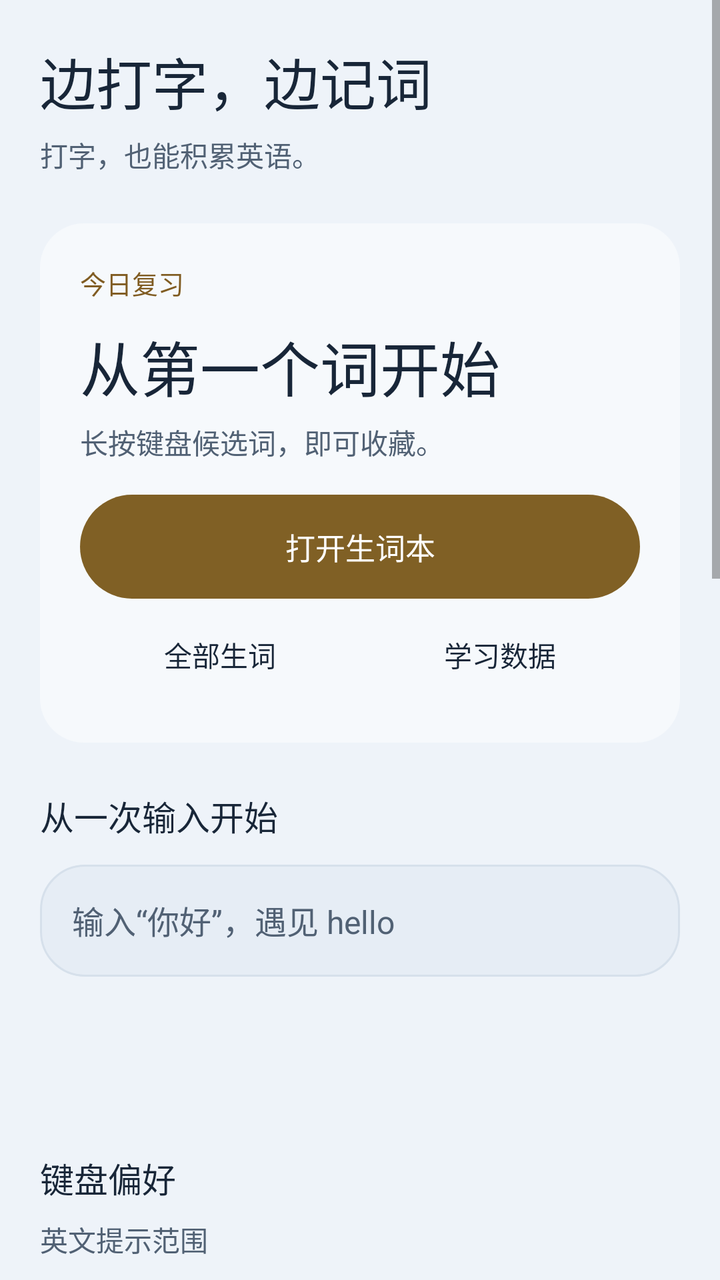
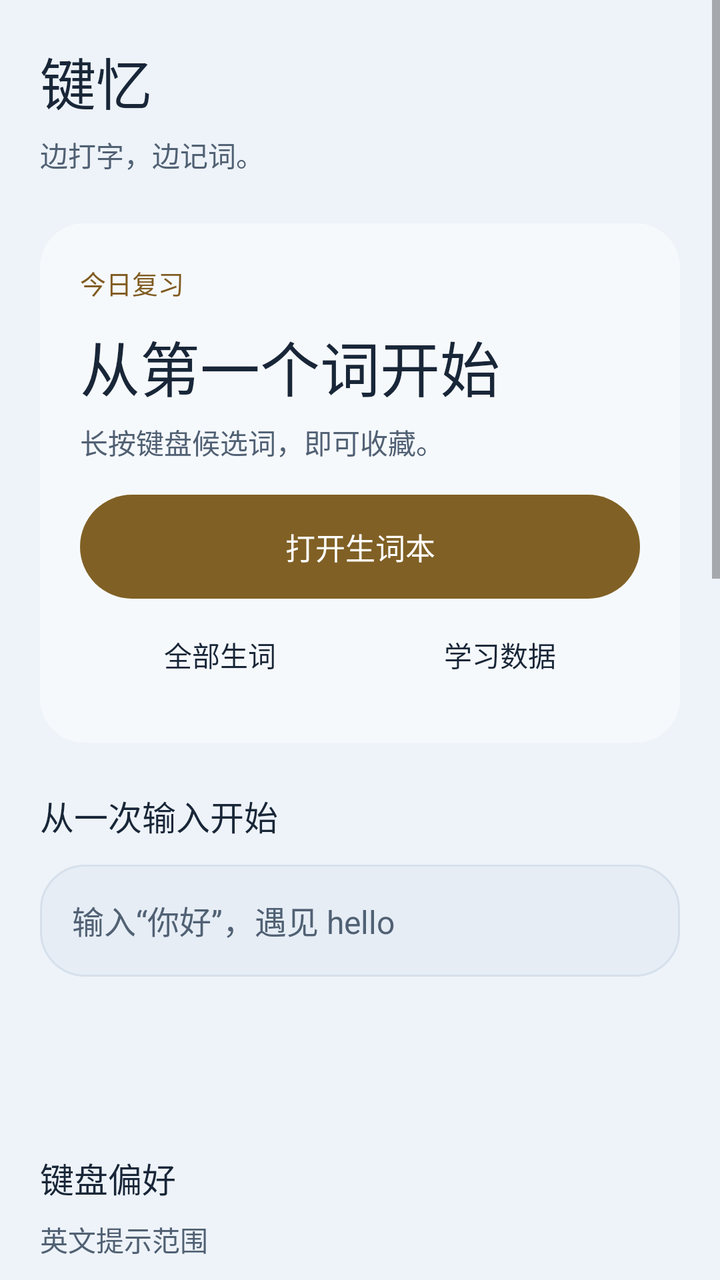

Before-and-after screenshots of an Android layout around one commit, followed by the original layout XML and the change that was made.
<!-- AndroidManifest.xml: activity theme ImeTheme -->
<!-- res/layout/activity_main.xml -->
<ScrollView xmlns:android="http://schemas.android.com/apk/res/android" android:layout_width="match_parent" android:layout_height="match_parent" android:fillViewport="true" android:background="@android:color/transparent" android:clipToPadding="false">
  <LinearLayout android:layout_width="match_parent" android:layout_height="wrap_content" android:orientation="vertical" android:focusable="true" android:focusableInTouchMode="true" android:paddingStart="@dimen/page_gutter" android:paddingEnd="@dimen/page_gutter" android:paddingTop="20dp" android:paddingBottom="32dp">
    <TextView style="@style/PageTitle" android:text="边打字，边记词" android:accessibilityHeading="true" />
    <TextView style="@style/BodyText" android:layout_marginTop="6dp" android:text="打字，也能积累英语。" />
    <LinearLayout android:layout_width="match_parent" android:layout_height="wrap_content" android:layout_marginTop="24dp" android:orientation="vertical" android:background="@drawable/card_bg" android:padding="20dp" android:tag="glass_card">
      <TextView style="@style/SectionTitle" android:text="今日复习" android:textColor="?attr/vimeAccInk" android:textSize="13sp" />
      <TextView android:id="@+id/tvLearningCount" style="@style/PageTitle" android:layout_marginTop="10dp" android:text="从第一个词开始" android:textSize="30sp" android:textStyle="normal" android:fontFamily="sans-serif-medium" />
      <TextView android:id="@+id/tvLearningHint" style="@style/BodyText" android:layout_marginTop="6dp" android:text="长按键盘候选词，即可收藏。" />
      <TextView android:id="@+id/btnStudy" style="@style/Action" android:layout_marginTop="16dp" android:text="打开生词本" />
      <LinearLayout android:layout_width="match_parent" android:layout_height="wrap_content" android:orientation="horizontal" android:layout_marginTop="4dp" android:baselineAligned="false">
        <TextView android:id="@+id/btnWordbook" style="@style/QuietAction" android:layout_width="0dp" android:layout_weight="1" android:text="全部生词" />
        <TextView android:id="@+id/btnAnalytics" style="@style/QuietAction" android:layout_width="0dp" android:layout_weight="1" android:text="学习数据" />
      </LinearLayout>
    </LinearLayout>
    <TextView style="@style/SectionTitle" android:layout_marginTop="24dp" android:text="从一次输入开始" />
    <EditText android:id="@+id/typingPreview" android:layout_width="match_parent" android:layout_height="wrap_content" android:layout_marginTop="12dp" android:minHeight="56dp" android:hint="输入“你好”，遇见 hello" android:contentDescription="试用输入法，输入中文查看英文提示" android:inputType="textCapSentences|textMultiLine" android:maxLines="3" android:gravity="top|start" android:textSize="16sp" android:textColor="?attr/vimeInk" android:textColorHint="?attr/vimeInk2" android:background="@drawable/pill_bg" android:padding="16dp" android:importantForAutofill="no" />
    <HorizontalScrollView android:layout_width="match_parent" android:layout_height="wrap_content" android:layout_marginTop="8dp" android:scrollbars="none">
      <LinearLayout android:layout_width="wrap_content" android:layout_height="wrap_content" android:orientation="horizontal" android:gravity="center_vertical">
        <include android:id="@+id/demo1" layout="@layout/candidate_item" android:layout_width="wrap_content" android:layout_height="wrap_content" />
        <include android:id="@+id/demo2" layout="@layout/candidate_item" android:layout_width="wrap_content" android:layout_height="wrap_content" />
        <include android:id="@+id/demo3" layout="@layout/candidate_item" android:layout_width="wrap_content" android:layout_height="wrap_content" />
      </LinearLayout>
    </HorizontalScrollView>
    <TextView style="@style/SectionTitle" android:layout_marginTop="24dp" android:text="键盘偏好" />
    <TextView style="@style/BodyText" android:layout_marginTop="8dp" android:text="英文提示范围" />
    <LinearLayout android:layout_width="match_parent" android:layout_height="wrap_content" android:layout_marginTop="10dp" android:orientation="horizontal" android:baselineAligned="false">
      <TextView android:id="@+id/lvCet4" style="@style/LevelChip" android:text="CET4" />
      <TextView android:id="@+id/lvCet6" style="@style/LevelChip" android:layout_marginStart="8dp" android:text="CET6" />
      <TextView android:id="@+id/lvToefl" style="@style/LevelChip" android:layout_marginStart="8dp" android:text="TOEFL" />
      <TextView android:id="@+id/lvAll" style="@style/LevelChip" android:layout_marginStart="8dp" android:text="全部" />
    </LinearLayout>
    <TextView style="@style/BodyText" android:layout_marginTop="8dp" android:textSize="12sp" android:text="CET4 档含基础词，分级仅供学习参考。" />
    <LinearLayout android:layout_width="match_parent" android:layout_height="wrap_content" android:layout_marginTop="12dp" android:orientation="vertical" android:background="@drawable/card_bg" android:padding="4dp" android:tag="glass_card">
      <TextView android:id="@+id/btnTheme" style="@style/SettingRow" android:text="皮肤配色" android:drawableStart="@drawable/ic_theme" android:drawablePadding="12dp" />
      <TextView android:id="@+id/btnHaptics" style="@style/SettingRow" android:text="按键触感" android:drawableStart="@drawable/ic_sliders" android:drawablePadding="12dp" />
      <TextView android:id="@+id/btnVoiceConfig" style="@style/SettingRow" android:text="语音输入    长按空格说话  ›" android:drawableStart="@drawable/ic_voice" android:drawablePadding="12dp" />
      <TextView android:id="@+id/btnInputSettings" style="@style/SettingRow" android:text="输入设置    尺寸、短语与配色  ›" android:drawableStart="@drawable/ic_keyboard" android:drawablePadding="12dp" />
      <TextView android:id="@+id/btnInputData" style="@style/SettingRow" android:text="输入数据    管理本机记录  ›" android:drawableStart="@drawable/ic_wordbook" android:drawablePadding="12dp" />
    </LinearLayout>
    <TextView style="@style/SectionTitle" android:layout_marginTop="24dp" android:text="离线词典" />
    <TextView android:id="@+id/btnDictionary" style="@style/SettingRow" android:layout_marginTop="8dp" android:text="词包与查词    管理本机词库  ›" />
    <TextView android:id="@+id/tvStat" style="@style/BodyText" android:layout_marginTop="4dp" android:text="正在载入本机词典…" android:textSize="12sp" />
    <LinearLayout android:layout_width="match_parent" android:layout_height="wrap_content" android:layout_marginTop="24dp" android:orientation="vertical" android:background="@drawable/card_bg" android:padding="20dp" android:tag="glass_card">
      <TextView style="@style/SectionTitle" android:text="键盘连接" />
      <TextView android:id="@+id/tvStep1" style="@style/BodyText" android:layout_marginTop="10dp" android:text="尚未在系统中启用" />
      <TextView android:id="@+id/tvStep2" style="@style/BodyText" android:layout_marginTop="4dp" android:text="请在系统键盘菜单中选择" />
      <TextView android:id="@+id/btnEnable" style="@style/QuietAction" android:layout_marginTop="6dp" android:text="前往系统设置" />
    </LinearLayout>
    <TextView style="@style/BodyText" android:layout_marginTop="20dp" android:text="拼音离线使用 · 只收藏你主动选择的词" android:textSize="12sp" />
  </LinearLayout>
</ScrollView>
<!-- res/layout/candidate_item.xml (included above) -->
<?xml version="1.0" encoding="utf-8"?>

<LinearLayout xmlns:android="http://schemas.android.com/apk/res/android"
    android:layout_width="wrap_content"
    android:layout_height="wrap_content"
    android:minHeight="56dp"
    android:orientation="vertical"
    android:gravity="center"
    android:minWidth="56dp"
    android:paddingStart="12dp"
    android:paddingEnd="12dp"
    android:paddingTop="5dp"
    android:paddingBottom="5dp">

    <TextView
        android:id="@+id/enTag"
        android:layout_width="wrap_content"
        android:layout_height="wrap_content"
        android:textSize="@dimen/cand_tag_size"
        android:maxLines="1"
        android:ellipsize="end"
        android:maxWidth="88dp"
        android:includeFontPadding="false"
        android:letterSpacing="0"
        android:textColor="?attr/vimeInk2" />

    <TextView
        android:id="@+id/zhWord"
        android:layout_width="wrap_content"
        android:layout_height="wrap_content"
        android:layout_marginTop="3dp"
        android:gravity="center_vertical"
        android:textSize="@dimen/cand_zh_size"
        android:maxLines="1"
        android:includeFontPadding="false"
        android:textColor="?attr/vimeInk" />
</LinearLayout>
<!-- resources referenced by this layout -->
<resources>
  <dimen name="cand_tag_size">12sp</dimen>
  <dimen name="cand_zh_size">17sp</dimen>
  <dimen name="page_gutter">20dp</dimen>
  <!-- drawable card_bg (drawable) -->
  <shape xmlns:android="http://schemas.android.com/apk/res/android" android:shape="rectangle">
      <solid android:color="?attr/vimeSurface" /><corners android:radius="22dp" />
  </shape>
  <!-- drawable pill_bg (drawable) -->
  <ripple xmlns:android="http://schemas.android.com/apk/res/android" android:color="?attr/vimeKeyPress">
      <item><shape android:shape="rectangle"><solid android:color="?attr/vimeSurfaceAlt" /><corners android:radius="22dp" /><stroke android:width="1dp" android:color="?attr/vimeLine" /></shape></item>
  </ripple>
  <style name="BodyText"><item name="android:layout_width">match_parent</item><item name="android:layout_height">wrap_content</item><item name="android:textColor">?attr/vimeInk2</item><item name="android:textSize">14sp</item><item name="android:lineSpacingExtra">4dp</item></style>
  <style name="PageTitle"><item name="android:layout_width">match_parent</item><item name="android:layout_height">wrap_content</item><item name="android:textColor">?attr/vimeInk</item><item name="android:textSize">28sp</item><item name="android:fontFamily">sans-serif-medium</item><item name="android:lineSpacingExtra">3dp</item></style>
  <style name="QuietAction" parent="Action"><item name="android:minHeight">48dp</item><item name="android:background">@drawable/candidate_bg</item><item name="android:textColor">?attr/vimeInk</item><item name="android:textSize">14sp</item><item name="android:textStyle">normal</item></style>
  <style name="SectionTitle"><item name="android:layout_width">match_parent</item><item name="android:layout_height">wrap_content</item><item name="android:textColor">?attr/vimeInk</item><item name="android:textSize">17sp</item><item name="android:fontFamily">sans-serif-medium</item></style>
  <style name="SettingRow" parent="QuietAction"><item name="android:minHeight">56dp</item><item name="android:gravity">start|center_vertical</item><item name="android:textSize">14sp</item></style>
  <!-- drawable pill_primary_bg (drawable) -->
  <ripple xmlns:android="http://schemas.android.com/apk/res/android" android:color="?attr/vimeKeyPress">
      <item><shape android:shape="rectangle"><solid android:color="?attr/vimeAcc" /><corners android:radius="100dp" /></shape></item>
  </ripple>
  <!-- drawable candidate_bg (drawable) -->
  <ripple xmlns:android="http://schemas.android.com/apk/res/android" android:color="?attr/vimeKeyPress">
      <item><shape android:shape="rectangle"><solid android:color="@android:color/transparent" /><corners android:radius="10dp" /></shape></item>
  </ripple>
  <color name="panel_bg">#EEF3F9</color>
  <color name="acc_ink">#805C22</color>
  <color name="ic_launcher_bg">#806025</color>
  <color name="ink">#182638</color>
  <color name="ink_2">#516174</color>
  <color name="ink_3">#5D6D7C</color>
  <color name="line">#D6E0EB</color>
  <color name="line_2">#AAB9C9</color>
  <color name="kb_bg">#E3EAF2</color>
  <color name="key">#FDFEFF</color>
  <color name="key_fn">#CBD8E6</color>
  <color name="key_press">#BCCEDC</color>
  <color name="key_edge">#AAB9C9</color>
  <color name="cand_bg">#F3F7FC</color>
  <color name="acc">#806025</color>
  <color name="on_acc">#FFFFFF</color>
  <color name="acc_soft">#F6EBD5</color>
  <color name="surface">#F6F9FC</color>
  <color name="surface_alt">#E6EDF5</color>
  <color name="success">#32615B</color>
  <color name="lv0">#32615B</color>
  <color name="lv1">#805C22</color>
  <color name="lv2">#5D6D7C</color>
  <!-- unchanged entries left out for length: 8 -->
</resources>

<!-- the commit's change to res/layout/activity_main.xml (unified diff, before → after) -->
@@ -1,7 +1,7 @@
 <ScrollView xmlns:android="http://schemas.android.com/apk/res/android" android:layout_width="match_parent" android:layout_height="match_parent" android:fillViewport="true" android:background="@android:color/transparent" android:clipToPadding="false">
   <LinearLayout android:layout_width="match_parent" android:layout_height="wrap_content" android:orientation="vertical" android:focusable="true" android:focusableInTouchMode="true" android:paddingStart="@dimen/page_gutter" android:paddingEnd="@dimen/page_gutter" android:paddingTop="20dp" android:paddingBottom="32dp">
-    <TextView style="@style/PageTitle" android:text="边打字，边记词" android:accessibilityHeading="true" />
-    <TextView style="@style/BodyText" android:layout_marginTop="6dp" android:text="打字，也能积累英语。" />
+    <TextView style="@style/PageTitle" android:text="@string/app_name" android:accessibilityHeading="true" />
+    <TextView style="@style/BodyText" android:layout_marginTop="6dp" android:text="@string/brand_tagline" />
     <LinearLayout android:layout_width="match_parent" android:layout_height="wrap_content" android:layout_marginTop="24dp" android:orientation="vertical" android:background="@drawable/card_bg" android:padding="20dp" android:tag="glass_card">
       <TextView style="@style/SectionTitle" android:text="今日复习" android:textColor="?attr/vimeAccInk" android:textSize="13sp" />
       <TextView android:id="@+id/tvLearningCount" style="@style/PageTitle" android:layout_marginTop="10dp" android:text="从第一个词开始" android:textSize="30sp" android:textStyle="normal" android:fontFamily="sans-serif-medium" />
<!-- resource entries referenced after the edit -->
@@ -11,6 +11,8 @@
   <ripple xmlns:android="http://schemas.android.com/apk/res/android" android:color="?attr/vimeKeyPress">
       <item><shape android:shape="rectangle"><solid android:color="?attr/vimeSurfaceAlt" /><corners android:radius="22dp" /><stroke android:width="1dp" android:color="?attr/vimeLine" /></shape></item>
   </ripple>
+  <string name="app_name">键忆</string>
+  <string name="brand_tagline">边打字，边记词。</string>
   <style name="BodyText"><item name="android:layout_width">match_parent</item><item name="android:layout_height">wrap_content</item><item name="android:textColor">?attr/vimeInk2</item><item name="android:textSize">14sp</item><item name="android:lineSpacingExtra">4dp</item></style>
   <style name="PageTitle"><item name="android:layout_width">match_parent</item><item name="android:layout_height">wrap_content</item><item name="android:textColor">?attr/vimeInk</item><item name="android:textSize">28sp</item><item name="android:fontFamily">sans-serif-medium</item><item name="android:lineSpacingExtra">3dp</item></style>
   <style name="QuietAction" parent="Action"><item name="android:minHeight">48dp</item><item name="android:background">@drawable/candidate_bg</item><item name="android:textColor">?attr/vimeInk</item><item name="android:textSize">14sp</item><item name="android:textStyle">normal</item></style>
